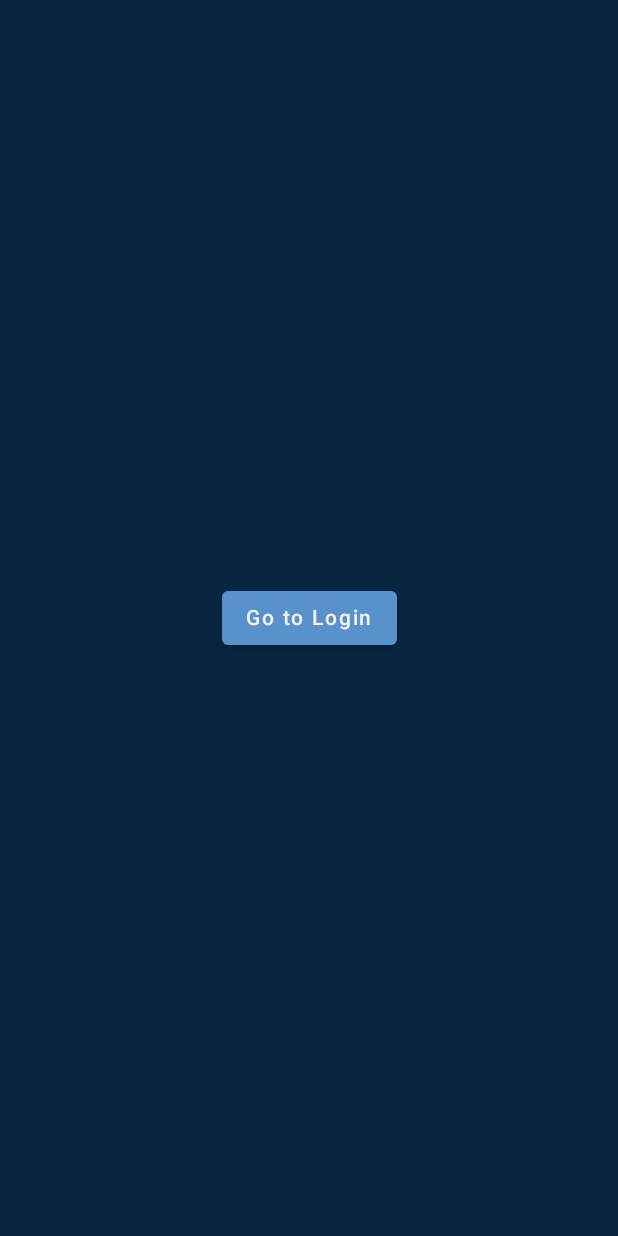
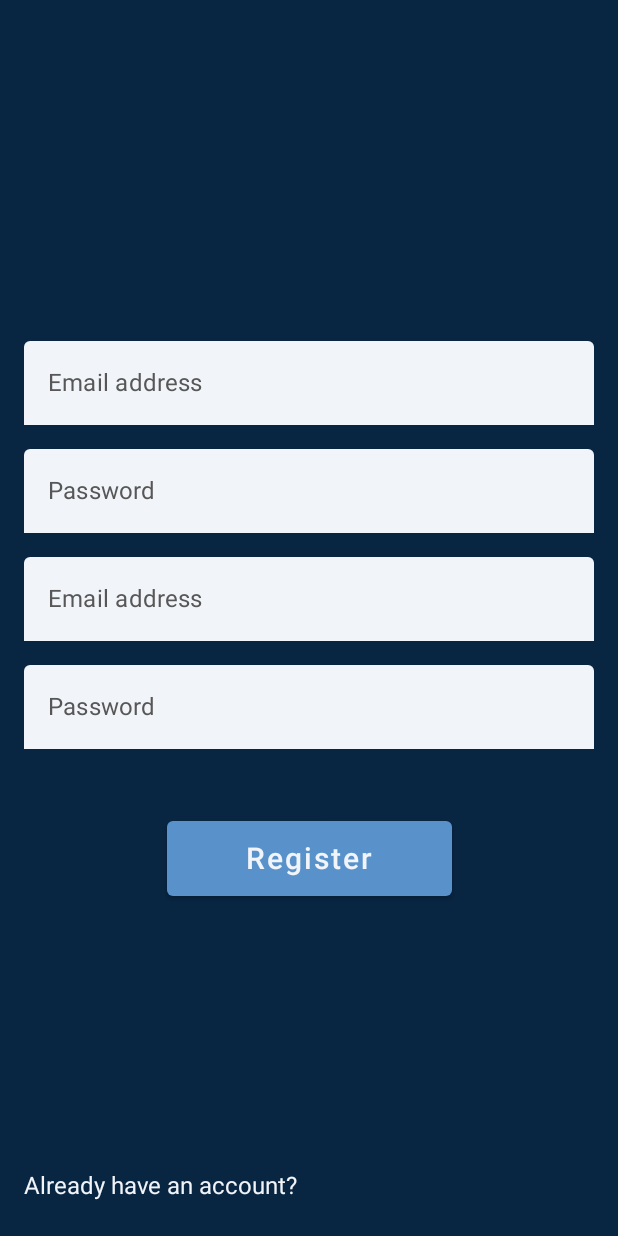
Before and after one commit to umilic16/MOSIS-projekat, an Android app built with Jetpack Compose: the Register screen opened through its navigation route, on a phone screen of 412 x 824 dp. Run offline under Robolectric (Android 15) with nearby library versions, the phone set to English and light mode, and no system bars.

Commit message:
Login + register v0.1

```diff
--- a/app/build.gradle
+++ b/app/build.gradle
@@ -54,6 +54,7 @@ dependencies {
     implementation 'androidx.core:core-ktx:1.6.0'
     implementation 'androidx.appcompat:appcompat:1.3.1'
     implementation 'com.google.android.material:material:1.4.0'
+    implementation "androidx.compose.material:material-icons-extended:$compose_version"
     implementation "androidx.compose.ui:ui:$compose_version"
     implementation "androidx.compose.material:material:$compose_version"
     implementation "androidx.compose.ui:ui-tooling-preview:$compose_version"
--- a/app/src/main/AndroidManifest.xml
+++ b/app/src/main/AndroidManifest.xml
@@ -13,6 +13,7 @@
             android:name=".presentation.MainActivity"
             android:exported="true"
             android:label="@string/app_name"
+            android:screenOrientation="portrait"
             android:theme="@style/Theme.EventMap.NoActionBar">
             <intent-filter>
                 <action android:name="android.intent.action.MAIN" />
--- a/app/src/main/java/com/example/eventmap/components/CustomTextField.kt
+++ b/app/src/main/java/com/example/eventmap/components/CustomTextField.kt
@@ -1,15 +1,17 @@
 package com.example.eventmap.components
 
 import androidx.compose.foundation.layout.fillMaxWidth
+import androidx.compose.foundation.text.KeyboardOptions
 import androidx.compose.material.*
 import androidx.compose.runtime.Composable
 import androidx.compose.ui.Modifier
-import androidx.compose.ui.graphics.Color
 import androidx.compose.ui.text.TextStyle
 import androidx.compose.ui.text.font.FontWeight
-import com.example.eventmap.presentation.theme.DarkText
-import com.example.eventmap.presentation.theme.DefaultWhite
-import com.example.eventmap.presentation.theme.HintGray
+import androidx.compose.ui.text.input.KeyboardType
+import androidx.compose.ui.unit.sp
+import com.example.eventmap.presentation.theme.ui.DarkText
+import com.example.eventmap.presentation.theme.ui.DefaultWhite
+import com.example.eventmap.presentation.theme.ui.HintGray
 
 
 @Composable
@@ -17,18 +19,45 @@ fun CustomTextField(
     text: String = "",
     hint: String = "",
     onValueChange: (String) -> Unit,
+    isError: Boolean = false,
+    keyboardType: KeyboardType = KeyboardType.Text,
     colors: TextFieldColors = TextFieldDefaults.textFieldColors(
-        textColor = DarkText,
-        backgroundColor = DefaultWhite
+        textColor= DarkText,
+        /*disabledTextColor= DefaultWhite,*/
+        backgroundColor= DefaultWhite,/*
+        cursorColor= DefaultWhite,
+        errorCursorColor= DefaultWhite,
+        focusedBorderColor= DefaultWhite,
+        unfocusedBorderColor= DefaultWhite,
+        disabledBorderColor= DefaultWhite,
+        errorBorderColor= DefaultWhite,
+        leadingIconColor= DefaultWhite,
+        disabledLeadingIconColor= DefaultWhite,
+        errorLeadingIconColor= DefaultWhite,
+        trailingIconColor= DefaultWhite,
+        disabledTrailingIconColor= DefaultWhite,
+        errorTrailingIconColor= DefaultWhite,
+        focusedLabelColor= DefaultWhite,
+        unfocusedLabelColor= DefaultWhite,
+        disabledLabelColor= DefaultWhite,
+        errorLabelColor= DefaultWhite,
+        placeholderColor= DefaultWhite,
+        disabledPlaceholderColor= DefaultWhite*/
     )
-){
-    OutlinedTextField(
-        value= text,
+) {
+    TextField(
+        value = text,
         onValueChange = onValueChange,
-        textStyle = TextStyle(color = DefaultWhite, fontWeight = FontWeight.Bold),
+        textStyle = TextStyle(//color = DefaultWhite,
+            fontWeight = FontWeight.Bold, fontSize = 16.sp
+        ),
         placeholder = {
             Text(text = hint, color = HintGray)
         },
+        isError = isError,
+        keyboardOptions = KeyboardOptions(
+            keyboardType = keyboardType
+        ),
         singleLine = true,
         modifier = Modifier.fillMaxWidth(),
         colors = colors
--- a/app/src/main/java/com/example/eventmap/presentation/register/Register.kt
+++ b/app/src/main/java/com/example/eventmap/presentation/register/Register.kt
@@ -1,24 +1,101 @@
-package com.example.eventmap.components
+package com.example.eventmap.presentation.register
 
-import androidx.compose.foundation.layout.Box
-import androidx.compose.foundation.layout.fillMaxSize
+import androidx.compose.foundation.clickable
+import androidx.compose.foundation.layout.*
 import androidx.compose.material.Button
 import androidx.compose.material.Text
 import androidx.compose.runtime.Composable
+import androidx.compose.runtime.mutableStateOf
+import androidx.compose.runtime.remember
 import androidx.compose.ui.Alignment
 import androidx.compose.ui.Modifier
+import androidx.compose.ui.unit.dp
 import androidx.navigation.NavController
+import androidx.compose.ui.unit.sp
+import com.example.eventmap.components.CustomTextField
+import com.example.eventmap.presentation.theme.ui.*
+
 
 @Composable
-fun Register(navController: NavController){
+fun Register(navController: NavController) {
+    val email = remember { mutableStateOf("") }
+    val username = remember { mutableStateOf("") }
+    val password = remember { mutableStateOf("") }
+    val repeatedPassword = remember { mutableStateOf("")}
+
+    //val passwordVisibility = remember { mutableStateOf(false) }
+    //val focusRequester = remember { FocusRequester() }
+    //ceo container
+    Column(
+        horizontalAlignment = Alignment.CenterHorizontally,
+        verticalArrangement = Arrangement.Center,
+        modifier = Modifier
+            .fillMaxWidth()
+            .fillMaxHeight()
+            //.background(DarkBlue)
+            .padding(PaddingMedium)
+    ) {
+        Spacer(modifier = Modifier.padding(PaddingExtra))
+        //input boxes i forgot pass
+        Column(
+            horizontalAlignment = Alignment.CenterHorizontally,
+            //zbog testiranja
+            //modifier = Modifier.background(LightGray)
+        )
+        {
+            Column(horizontalAlignment = Alignment.CenterHorizontally) {
+                //email
+                CustomTextField(
+                    text = email.value,
+                    onValueChange = { email.value = it },
+                    hint = "Email address",
+                )
+                Spacer(modifier = Modifier.padding(PaddingSmall))
+                //username
+                CustomTextField(
+                    text = username.value,
+                    onValueChange = { username.value = it },
+                    hint = "Password",
+                    //keyboardType = KeyboardType.Password
+                )
+                Spacer(modifier = Modifier.padding(PaddingSmall))
+                //password
+                CustomTextField(
+                    text = password.value,
+                    onValueChange = { password.value = it },
+                    hint = "Email address",
+                )
+                Spacer(modifier = Modifier.padding(PaddingSmall))
+                //repeat password
+                CustomTextField(
+                    text = repeatedPassword.value,
+                    onValueChange = { repeatedPassword.value = it },
+                    hint = "Password",
+                    //keyboardType = KeyboardType.Password
+                )
+                Spacer(modifier = Modifier.padding(PaddingLarge))
+                Button(
+                    onClick = { navController.navigate("Login") },
+                    modifier = Modifier
+                        .fillMaxWidth(0.5f)
+                        .height(50.dp)
+                ) {
+                    Text(text = "Register", fontSize = 20.sp)
+                }
+            }
+        }
+        Spacer(modifier = Modifier.padding(PaddingExtra))
+    }
+    //Sing in
     Box(
-        modifier = Modifier.fillMaxSize(),
-        contentAlignment = Alignment.Center
-    ) {
-        Button(onClick = {
-            navController.navigate(route = "Login")
-        }) {
-            Text(text = "Go to Login")
-        }
+        modifier = Modifier.fillMaxSize().padding(horizontal = PaddingMedium, vertical = PaddingLarge),
+        contentAlignment = Alignment.BottomStart){
+        Text(
+            text = "Already have an account?",
+            color = DefaultWhite,
+            modifier = Modifier.clickable(onClick = {
+                navController.navigate("Login") {
+                }
+            }))
     }
 }
--- a/app/src/main/java/com/example/eventmap/presentation/theme/ui/Shape.kt
+++ b/app/src/main/java/com/example/eventmap/presentation/theme/ui/Shape.kt
@@ -1,4 +1,4 @@
-package com.example.eventmap.presentation.theme
+package com.example.eventmap.presentation.theme.ui
 
 import androidx.compose.foundation.shape.RoundedCornerShape
 import androidx.compose.material.Shapes
--- a/app/src/main/java/com/example/eventmap/presentation/theme/ui/Type.kt
+++ b/app/src/main/java/com/example/eventmap/presentation/theme/ui/Type.kt
@@ -1,4 +1,4 @@
-package com.example.eventmap.presentation.theme
+package com.example.eventmap.presentation.theme.ui
 
 import androidx.compose.material.Typography
 import androidx.compose.ui.text.TextStyle
--- a/app/src/main/res/values/colors.xml
+++ b/app/src/main/res/values/colors.xml
@@ -8,8 +8,9 @@
     <color name="black">#FF000000</color>
     <color name="white">#FFFFFFFF</color>
     <color name="DefaultWhite">#FFF1F4F8</color>
-    <color name="DarkBlue">#FF09233D</color>
+    <color name="DarkBlue">#FF082542</color>
     <color name="HintGray">#FF575757</color>
     <color name="DefaultBlue">#FF5992CB</color>
     <color name="LightGray">#FFD3D9DF</color>
+    <color name="DarkText">#FF000f1f</color>
 </resources>
```
Also changed, not shown: app/src/main/java/com/example/eventmap/presentation/MainActivity.kt (+2 -10 lines), app/src/main/java/com/example/eventmap/presentation/login/Login.kt (+27 -41 lines), app/src/main/java/com/example/eventmap/presentation/theme/ui/Color.kt (+6 -1 lines), app/src/main/java/com/example/eventmap/presentation/theme/ui/Theme.kt (+7 -5 lines), app/src/main/java/com/example/eventmap/presentation/utils/Navigation.kt (+5 -5 lines).
